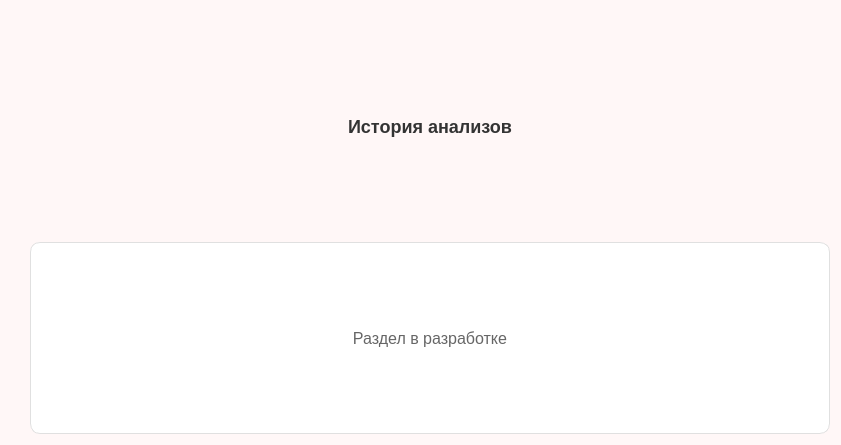
Above: ui/history_page.ui from 27Kokos/testPythonIS before the change. Below: the same form after it.
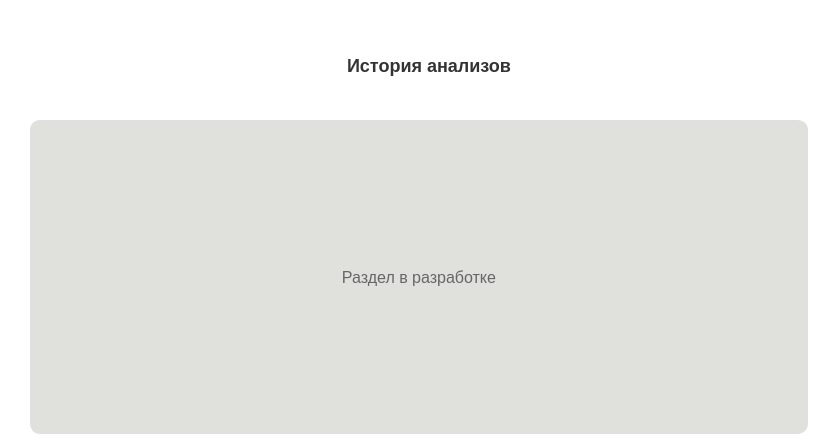
That is the form after the change.

```diff
--- a/ui/history_page.ui
+++ b/ui/history_page.ui
@@ -6,12 +6,12 @@
    <rect>
     <x>0</x>
     <y>0</y>
-    <width>841</width>
+    <width>839</width>
     <height>445</height>
    </rect>
   </property>
   <property name="styleSheet">
-   <string notr="true">background: #FFF7F7;</string>
+   <string notr="true">background: #FFFfFf;</string>
   </property>
   <layout class="QVBoxLayout" name="verticalLayout">
    <property name="spacing">
@@ -25,28 +25,52 @@
    </property>
    <item>
     <widget class="QLabel" name="titleLabel">
+     <property name="enabled">
+      <bool>true</bool>
+     </property>
+     <property name="sizePolicy">
+      <sizepolicy hsizetype="Preferred" vsizetype="Preferred">
+       <horstretch>0</horstretch>
+       <verstretch>0</verstretch>
+      </sizepolicy>
+     </property>
+     <property name="maximumSize">
+      <size>
+       <width>10000</width>
+       <height>70</height>
+      </size>
+     </property>
+     <property name="baseSize">
+      <size>
+       <width>0</width>
+       <height>0</height>
+      </size>
+     </property>
+     <property name="styleSheet">
+      <string notr="true">font-size: 18px; font-weight: bold; color: #333333;
+border:none;
+</string>
+     </property>
      <property name="text">
       <string>История анализов</string>
      </property>
      <property name="alignment">
       <set>Qt::AlignCenter</set>
      </property>
-     <property name="styleSheet">
-      <string notr="true">font-size: 18px; font-weight: bold; color: #333333;</string>
-     </property>
     </widget>
    </item>
    <item>
     <widget class="QLabel" name="placeholderLabel">
+     <property name="styleSheet">
+      <string notr="true">font-size: 16px; color: #666666; background: #e0e1dd; padding: 20px; border-radius: 10px; border: 1px solid #E0E0E0;
+margin-right:20px;</string>
+     </property>
      <property name="text">
       <string>Раздел в разработке</string>
      </property>
      <property name="alignment">
       <set>Qt::AlignCenter</set>
      </property>
-     <property name="styleSheet">
-      <string notr="true">font-size: 16px; color: #666666; background: #FFFFFF; padding: 20px; border-radius: 10px; border: 1px solid #E0E0E0;</string>
-     </property>
     </widget>
    </item>
   </layout>
```
